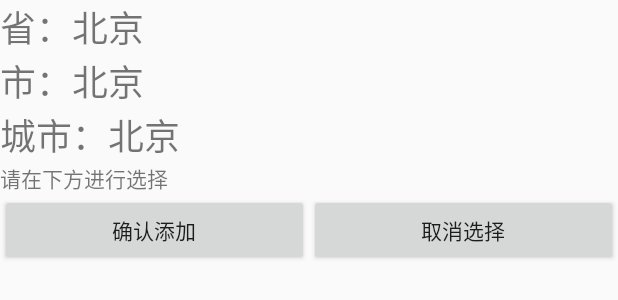
After one commit to Ruiforandroid/TestGitForAndroid, an Android app: the layout activity_main_add_area.xml on its own in the app's theme, with its tools: preview values and no code run, on a phone screen of 412 x 824 dp. The commit adds this screen. Shown: the top 300 px of the screen. Run offline under Robolectric (Android 15) with nearby library versions, the phone set to English and light mode, and no system bars; network calls fail.

Commit message:
sixth commit

```diff
--- a/app/src/main/AndroidManifest.xml
+++ b/app/src/main/AndroidManifest.xml
@@ -1,7 +1,6 @@
 <?xml version="1.0" encoding="utf-8"?>
 <manifest xmlns:android="http://schemas.android.com/apk/res/android"
     package="com.example.androidexamproject">
-
 
     <uses-permission android:name="android.permission.INTERNET" />
     <uses-permission android:name="android.permission.ACCESS_NETWORK_STATE" />
@@ -14,6 +13,7 @@
         android:supportsRtl="true"
         android:theme="@style/AppTheme"
         android:usesCleartextTraffic="true">
+        <activity android:name=".MainActivity_add_area"></activity>
         <activity android:name=".MainActivity">
             <intent-filter>
                 <action android:name="android.intent.action.MAIN" />
--- a/app/src/main/java/com/example/androidexamproject/MyOpenSqLiteHelper.kt
+++ b/app/src/main/java/com/example/androidexamproject/MyOpenSqLiteHelper.kt
@@ -10,6 +10,7 @@ import android.widget.Toast
 const val DB_NAME = "examdb5.db"
 const val TABLE_NAME = "exam5city"
 const val TABLE_NAME_AREA = "examarea5"
+const val TABLE_NAME_CITY = "examallcity"
 
 
 class MyOpenSqLiteHelper(context: Context, version:Int):SQLiteOpenHelper(context, DB_NAME,null,version) {
@@ -17,12 +18,14 @@ class MyOpenSqLiteHelper(context: Context, version:Int):SQLiteOpenHelper(context
     override fun onCreate(db: SQLiteDatabase?) {
         db?.execSQL("create table $TABLE_NAME(_id integer primary key autoincrement, citycode text, cityname text)")
         db?.execSQL("create table $TABLE_NAME_AREA(_id integer primary key autoincrement,cityname text, citycode text, province text)")
+        db?.execSQL("create table $TABLE_NAME_CITY(_id integer primary key autoincrement, citycode text, cityname text)")
         Log.d("database","创建成功")
     }
 
     override fun onUpgrade(db: SQLiteDatabase?, p1: Int, p2: Int) {
         db?.execSQL("drop table if exists $TABLE_NAME")
         db?.execSQL("drop table if exists $TABLE_NAME_AREA")
+        db?.execSQL("drop table if exists $TABLE_NAME_CITY")
         onCreate(db)
         Log.d("database","更新成功")
     }
--- a/app/src/main/java/com/example/androidexamproject/weather/Forecast.kt
+++ b/app/src/main/java/com/example/androidexamproject/weather/Forecast.kt
@@ -14,6 +14,6 @@ data class Forecast(
     val ymd: String
 ){
     override fun toString(): String {
-        return "$week: $low-$high $type"
+        return "$date 号: $week 白天: $low---$high  $type"
     }
 }
--- /dev/null
+++ b/app/src/main/res/layout/activity_main_add_area.xml
@@ -0,0 +1,67 @@
+<?xml version="1.0" encoding="utf-8"?>
+<androidx.constraintlayout.widget.ConstraintLayout xmlns:android="http://schemas.android.com/apk/res/android"
+    xmlns:app="http://schemas.android.com/apk/res-auto"
+    xmlns:tools="http://schemas.android.com/tools"
+    android:layout_width="match_parent"
+    android:layout_height="match_parent"
+    android:hapticFeedbackEnabled="false"
+    tools:context=".MainActivity_add_area">
+
+    <LinearLayout
+        android:layout_width="match_parent"
+        android:layout_height="match_parent"
+        android:orientation="vertical">
+
+        <TextView
+            android:id="@+id/textView_add_province"
+            android:layout_width="match_parent"
+            android:layout_height="wrap_content"
+            android:text="省：北京"
+            android:textSize="24dp" />
+
+        <TextView
+            android:id="@+id/textView_add_shi"
+            android:layout_width="match_parent"
+            android:layout_height="wrap_content"
+            android:text="市：北京"
+            android:textSize="24dp" />
+
+        <TextView
+            android:id="@+id/textView_add_city"
+            android:layout_width="match_parent"
+            android:layout_height="wrap_content"
+            android:text="城市：北京"
+            android:textSize="24dp" />
+
+        <TextView
+            android:id="@+id/textView12"
+            android:layout_width="match_parent"
+            android:layout_height="wrap_content"
+            android:text="请在下方进行选择" />
+
+        <LinearLayout
+            android:layout_width="match_parent"
+            android:layout_height="wrap_content"
+            android:orientation="horizontal">
+
+            <Button
+                android:id="@+id/button_add"
+                android:layout_width="wrap_content"
+                android:layout_height="wrap_content"
+                android:layout_weight="1"
+                android:text="确认添加" />
+
+            <Button
+                android:id="@+id/button_quxiao"
+                android:layout_width="wrap_content"
+                android:layout_height="wrap_content"
+                android:layout_weight="1"
+                android:text="取消选择" />
+        </LinearLayout>
+
+        <androidx.recyclerview.widget.RecyclerView
+            android:id="@+id/recyclerView"
+            android:layout_width="match_parent"
+            android:layout_height="match_parent" />
+    </LinearLayout>
+</androidx.constraintlayout.widget.ConstraintLayout>
--- a/app/src/main/res/menu/righttopmenu.xml
+++ b/app/src/main/res/menu/righttopmenu.xml
@@ -7,12 +7,12 @@
     tools:context="">
 
     <item
-        android:id="@+id/action_insert_dummy_data"
+        android:id="@+id/add_area"
         android:title="增加"
         app:showAsAction="never" />
 
     <item
-        android:id="@+id/action_delete_all_entries"
+        android:id="@+id/del_area"
         android:title="删除"
         app:showAsAction="never" />
 </menu>
```
Also changed, not shown: app/src/main/java/com/example/androidexamproject/CloudFragment.kt (+8 -82 lines), app/src/main/java/com/example/androidexamproject/MainActivity.kt (+23 -0 lines), app/src/main/java/com/example/androidexamproject/MainActivity_add_area.kt (added, +214 -0 lines), app/src/main/res/layout/fragment_cloud.xml (+6 -5 lines).
